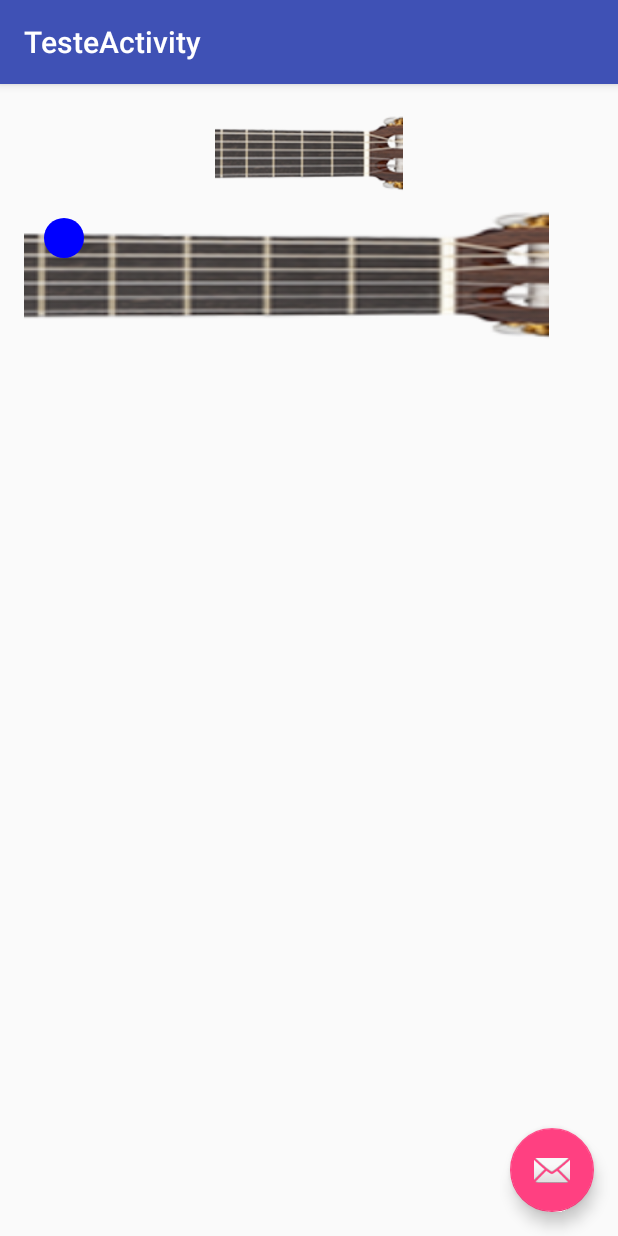
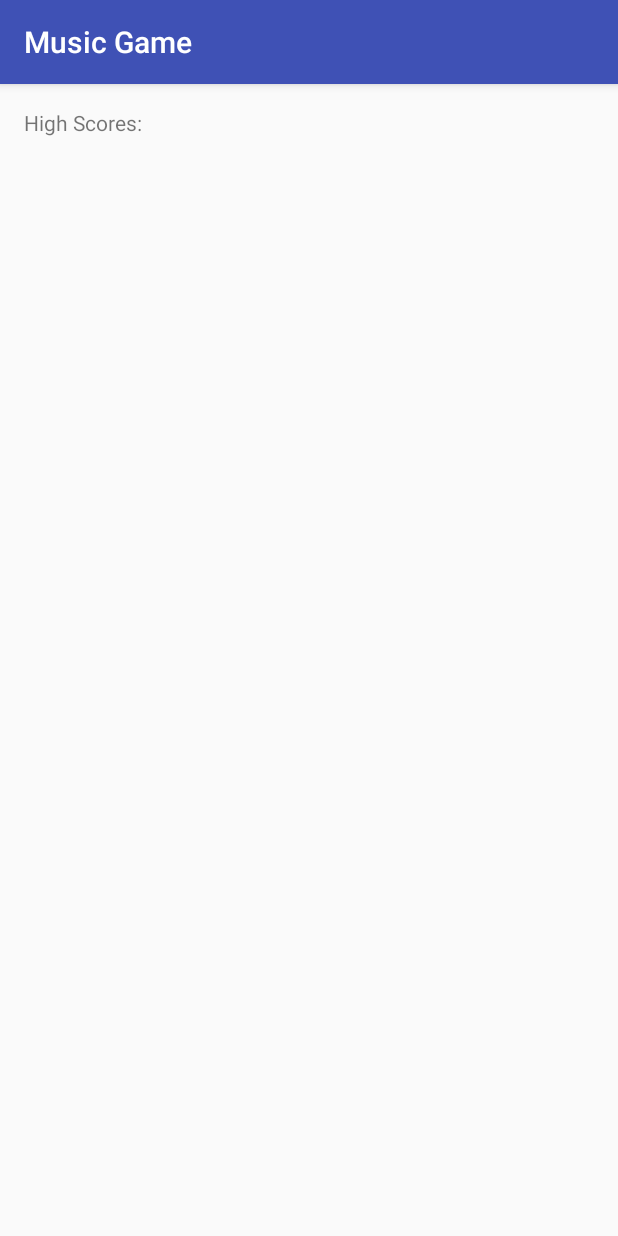
Before and after one commit to mtsodf/MusicGame, an Android app: the screen it shows after launch (TesteActivity before the commit, RecordActivity after it), after a tap on "TESTE BUTTON", on a phone screen of 412 x 824 dp. Run offline under Robolectric (Android 15) with nearby library versions, the phone set to English and light mode, and no system bars.

Commit message:
Adicao de Records e Correcao de Main Activity para o jogo de tercas e quartas;

```diff
--- a/app/src/main/AndroidManifest.xml
+++ b/app/src/main/AndroidManifest.xml
@@ -27,7 +27,8 @@
         <activity
             android:name=".TesteActivity"
             android:label="@string/title_activity_teste"
-            android:theme="@style/AppTheme.NoActionBar"></activity>
+            android:theme="@style/AppTheme.NoActionBar" />
+        <activity android:name=".RecordActivity"></activity>
     </application>
 
 </manifest>
--- a/app/src/main/java/music/com/br/musicgame/GameActivity.java
+++ b/app/src/main/java/music/com/br/musicgame/GameActivity.java
@@ -22,6 +22,7 @@ import music.com.br.musicgame.entities.Game;
 import music.com.br.musicgame.entities.QuartasGame;
 import music.com.br.musicgame.entities.StringRecordHandle;
 import music.com.br.musicgame.entities.TercaGame;
+import music.com.br.musicgame.entities.TercaQuartaGame;
 
 public class GameActivity extends Activity {
 
@@ -67,6 +68,8 @@ public class GameActivity extends Activity {
             return new QuartasGame();
         } else if(stringExtra.equals(MainActivity.TERCA_GAME)){
             return new TercaGame();
+        } else if(stringExtra.equals(MainActivity.TERCA_QUARTA_GAME)){
+            return new TercaQuartaGame();
         }
 
         Log.d(this.getPackageName(), "No Game Returned");
@@ -140,7 +143,7 @@ public class GameActivity extends Activity {
         state = GAME_END;
 
 
-
+        addPontuation();
         new AlertDialog.Builder(this).setTitle(getString(R.string.finishDialogTitle)).setMessage(getString(R.string.finishQuestion).replace("{1}", points + "")).setPositiveButton(getString(R.string.yes), new DialogInterface.OnClickListener() {
             @Override
             public void onClick(DialogInterface dialog, int which) {
@@ -162,10 +165,11 @@ public class GameActivity extends Activity {
         SharedPreferences sharedPref = this.getSharedPreferences(
                 getString(R.string.preference_file_key), Context.MODE_PRIVATE);
 
-        String records = getResources().getString(R.string.high_scores_string);
+        String records = sharedPref.getString(getString(R.string.high_scores_string), "");
         StringRecordHandle stringRecordHandle = new StringRecordHandle(records);
         stringRecordHandle.addRecord(points);
         SharedPreferences.Editor editor = sharedPref.edit();
+        Log.d("GameActivity", "Adicionando records: " + stringRecordHandle.getRecordString());
         editor.putString(getString(R.string.high_scores_string), stringRecordHandle.getRecordString());
         editor.commit();
     }
--- a/app/src/main/java/music/com/br/musicgame/MainActivity.java
+++ b/app/src/main/java/music/com/br/musicgame/MainActivity.java
@@ -13,7 +13,8 @@ public class MainActivity extends AppCompatActivity {
 
     public static final String QUARTAS_GAME = "QUARTAS_GAME";
     public static final String TERCA_GAME = "TERCA_GAME";
-    private static final String TERCA_QUARTA_GAME = "TERCA_QUARTA_GAME" ;
+    public static final String TERCA_QUARTA_GAME = "TERCA_QUARTA_GAME" ;
+
 
     public static Context mContext;
 
@@ -37,7 +38,7 @@ public class MainActivity extends AppCompatActivity {
         } else if(v.getId() == R.id.level3Btn){
             startGame(TERCA_QUARTA_GAME);
         }else if(v.getId() == R.id.testButton){
-           Intent intent = new Intent(this,TesteActivity.class);
+           Intent intent = new Intent(this,RecordActivity.class);
 
             startActivity(intent);
         }
--- /dev/null
+++ b/app/src/main/java/music/com/br/musicgame/RecordActivity.java
@@ -0,0 +1,50 @@
+package music.com.br.musicgame;
+
+import android.content.Context;
+import android.content.Intent;
+import android.content.SharedPreferences;
+import android.support.v7.app.AppCompatActivity;
+import android.os.Bundle;
+import android.util.Log;
+import android.widget.ArrayAdapter;
+import android.widget.ListView;
+
+import java.util.List;
+
+import music.com.br.musicgame.entities.StringRecordHandle;
+
+public class RecordActivity extends AppCompatActivity {
+
+    @Override
+    protected void onCreate(Bundle savedInstanceState) {
+        super.onCreate(savedInstanceState);
+        setContentView(R.layout.activity_record);
+    }
+
+    @Override
+    protected void onStart() {
+        super.onStart();
+
+        addRecords();
+
+    }
+
+    public void addRecords(){
+        ListView listView = (ListView) findViewById(R.id.listView);
+
+
+        SharedPreferences sharedPref = this.getSharedPreferences(
+                getString(R.string.preference_file_key), Context.MODE_PRIVATE);
+
+        String records = sharedPref.getString(getString(R.string.high_scores_string), "");
+
+        Log.d("RecordActivity", "Record strings " + records);
+
+        List<Integer> scores = new StringRecordHandle(records).SplitRecords();
+        ArrayAdapter<Integer> adapter = new ArrayAdapter<Integer>(this,
+                android.R.layout.simple_list_item_1, scores);
+        listView.setAdapter(adapter);
+
+    }
+
+}
--- a/app/src/main/java/music/com/br/musicgame/entities/StringRecordHandle.java
+++ b/app/src/main/java/music/com/br/musicgame/entities/StringRecordHandle.java
@@ -22,7 +22,13 @@ public class StringRecordHandle {
         List<Integer> scores = new ArrayList<>();
 
         for(String s : records.split(separator)) {
-            scores.add(Integer.parseInt(s));
+            try{
+                scores.add(Integer.parseInt(s));
+            } catch (NumberFormatException e )
+            {
+
+            }
+
         }
 
         Collections.sort(scores,Collections.reverseOrder());
--- /dev/null
+++ b/app/src/main/res/layout/activity_record.xml
@@ -0,0 +1,22 @@
+<?xml version="1.0" encoding="utf-8"?>
+<RelativeLayout xmlns:android="http://schemas.android.com/apk/res/android"
+    xmlns:tools="http://schemas.android.com/tools"
+    android:layout_width="match_parent"
+    android:layout_height="match_parent"
+    android:paddingBottom="@dimen/activity_vertical_margin"
+    android:paddingLeft="@dimen/activity_horizontal_margin"
+    android:paddingRight="@dimen/activity_horizontal_margin"
+    android:paddingTop="@dimen/activity_vertical_margin"
+    tools:context="music.com.br.musicgame.RecordActivity">
+    <TextView
+        android:layout_width="match_parent"
+        android:layout_height="50dp"
+        android:text="@string/records"/>
+    <ListView
+        android:layout_width="match_parent"
+        android:layout_height="wrap_content"
+        android:id="@+id/listView"
+        android:layout_alignParentTop="true"
+        android:layout_alignParentLeft="true"
+        android:layout_alignParentStart="true" />
+</RelativeLayout>
--- a/app/src/main/res/values/strings.xml
+++ b/app/src/main/res/values/strings.xml
@@ -12,4 +12,6 @@
     <string name="title_activity_teste">TesteActivity</string>
     <string name="preference_file_key">PREFERENCE_FILE_KEY</string>
     <string name="high_scores_string">music.com.br.musicgame</string>
+    <string name="title_activity_records">RecordsActivity</string>
+    <string name="records">High Scores:</string>
 </resources>
```
Also changed, not shown: 2 other files.
